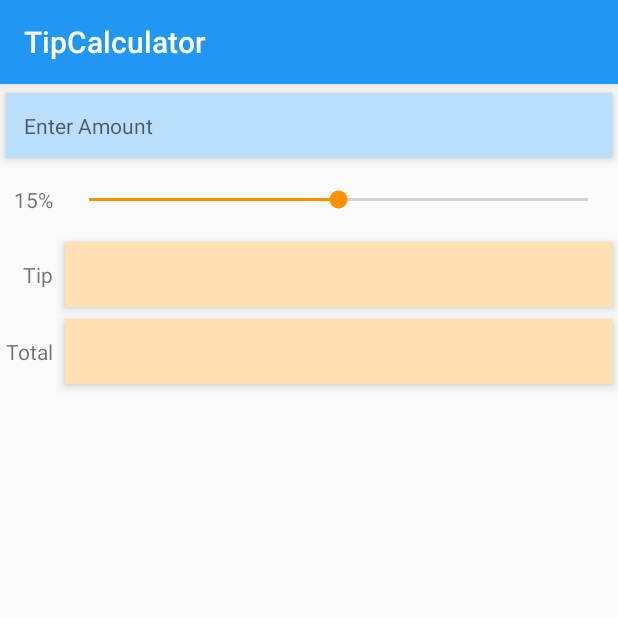
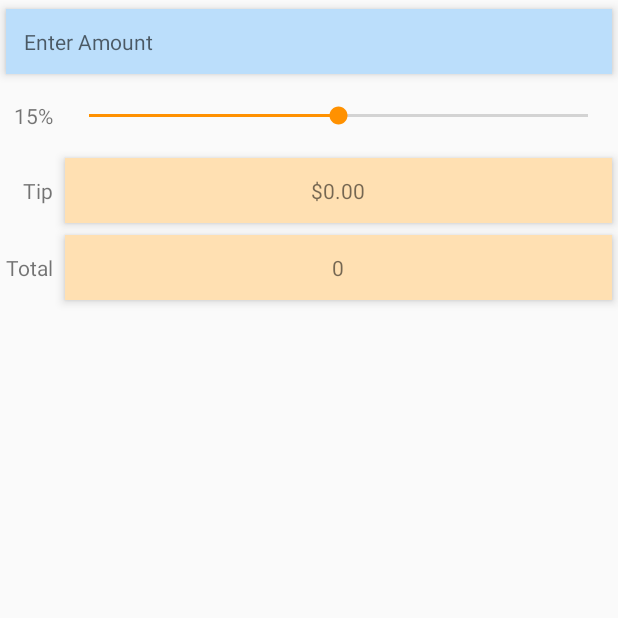
Before and after one commit to MohamedSellahi/AndroidDev, an Android app: the screen it shows after launch (MainActivity), on a phone screen of 412 x 824 dp, the top half of it. Run offline under Robolectric (Android 15) with nearby library versions, the phone set to English and light mode, and no system bars.

Commit message:
Filling u the main Activity class.. in progress

```diff
--- a/TipCalculator/app/src/main/java/com/tutos/mohamed/tipcalculator/MainActivity.java
+++ b/TipCalculator/app/src/main/java/com/tutos/mohamed/tipcalculator/MainActivity.java
@@ -2,19 +2,83 @@
 // Calculates a bill total based on a tip percentage
 package com.tutos.mohamed.tipcalculator;
 
-import android.support.v7.app.AppCompatActivity;
+import android.app.Activity;
 import android.os.Bundle; // for saving state information
-import android.text.Editable; // For edit text event handling
-import android.text.TextWatcher; // Edit text listener
+import android.support.v7.app.AppCompatActivity; // base class
+import android.text.Editable; // For edit text event handling (Interface)
+import android.text.TextWatcher; // Edit text listener (Interface)
+import android.widget.EditText;
 import android.widget.SeekBar; // For changing the tip percentage
-import android.widget.SeekBar.OnSeekBarChangeListener; // SeekBAr listener
+import android.widget.SeekBar.OnSeekBarChangeListener; // SeekBAr listener (Interface)
 import android.widget.TextView;
 
-public class MainActivity extends AppCompatActivity {
+import java.text.NumberFormat; // for currency formatting
+
+public class MainActivity extends Activity {
+   // Currency and percent formatting objects
+   private static final NumberFormat currencyFormat = NumberFormat.getCurrencyInstance();
+   private static final NumberFormat percentFormat = NumberFormat.getNumberInstance();
+
+   private double billAmount = 0.0;
+   private double percent = 0.15; // initial tip percenatage
+   private TextView amountTextView;
+   private TextView percentTextView;
+   private TextView tipTextView;
+   private TextView totalTextView;
+
 
    @Override
    protected void onCreate(Bundle savedInstanceState) {
-      super.onCreate(savedInstanceState);
-      setContentView(R.layout.activity_main);
+      super.onCreate(savedInstanceState); // call superclass version : mendatory
+      setContentView(R.layout.activity_main); // Inflater the GUI
+
+      // get references to programmatically manipulate views
+      amountTextView = (TextView)findViewById(R.id.ammountTextView);
+      percentTextView = (TextView)findViewById(R.id.percentTextView);
+      tipTextView = (TextView)findViewById(R.id.tipTextView);
+      totalTextView = (TextView)findViewById(R.id.totalTextView);
+      tipTextView.setText(currencyFormat.format(0));
+      totalTextView.setText(percentFormat.format(0));
+
+      // set ammount edit text ' textWatcher
+      EditText amountEditText = (EditText)findViewById(R.id.amountEditText);
+//      TextWatcher amountEditTextWatecher;
+        amountEditText.addTextChangedListener(new TextWatcher() {
+           @Override
+           public void beforeTextChanged(CharSequence charSequence, int i, int i1, int i2) {
+
+           }
+
+           @Override
+           public void onTextChanged(CharSequence charSequence, int i, int i1, int i2) {
+
+           }
+
+           @Override
+           public void afterTextChanged(Editable editable) {
+
+           }
+        });
+
+      // set percentage seek bar
+      SeekBar percentSeekBar = (SeekBar)findViewById(R.id.percentSeekBar);
+      percentSeekBar.setOnSeekBarChangeListener(new OnSeekBarChangeListener() {
+         @Override
+         public void onProgressChanged(SeekBar seekBar, int i, boolean b) {
+
+         }
+
+         @Override
+         public void onStartTrackingTouch(SeekBar seekBar) {
+
+         }
+
+         @Override
+         public void onStopTrackingTouch(SeekBar seekBar) {
+
+         }
+      });
+
+
    }
 }
```
